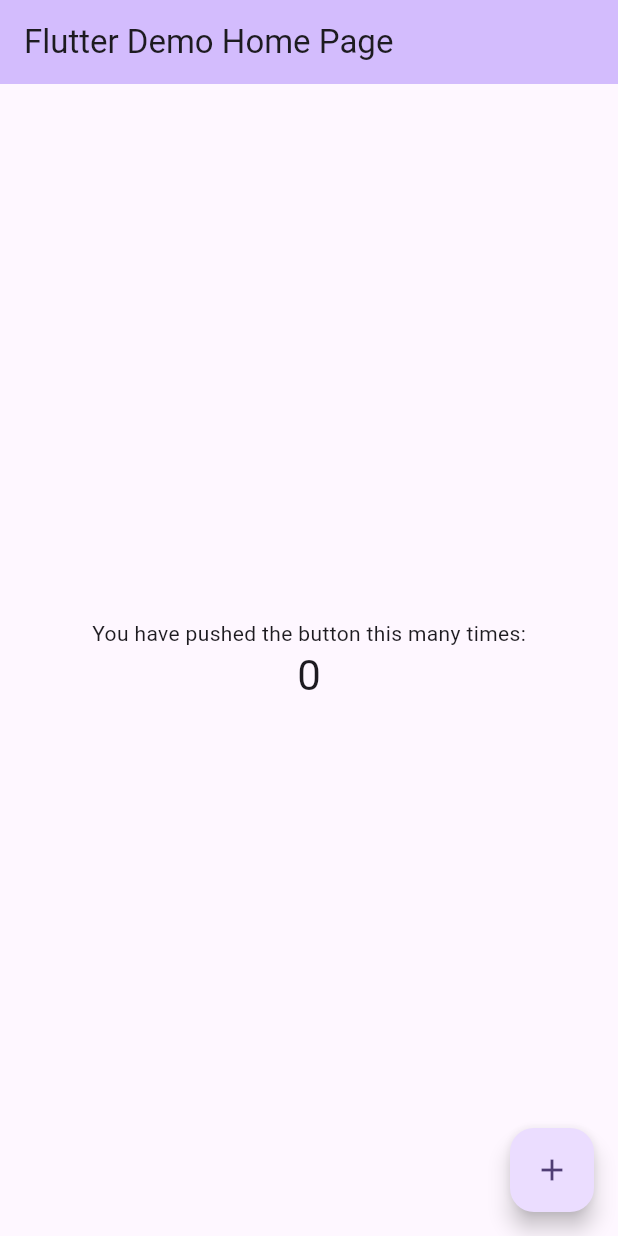
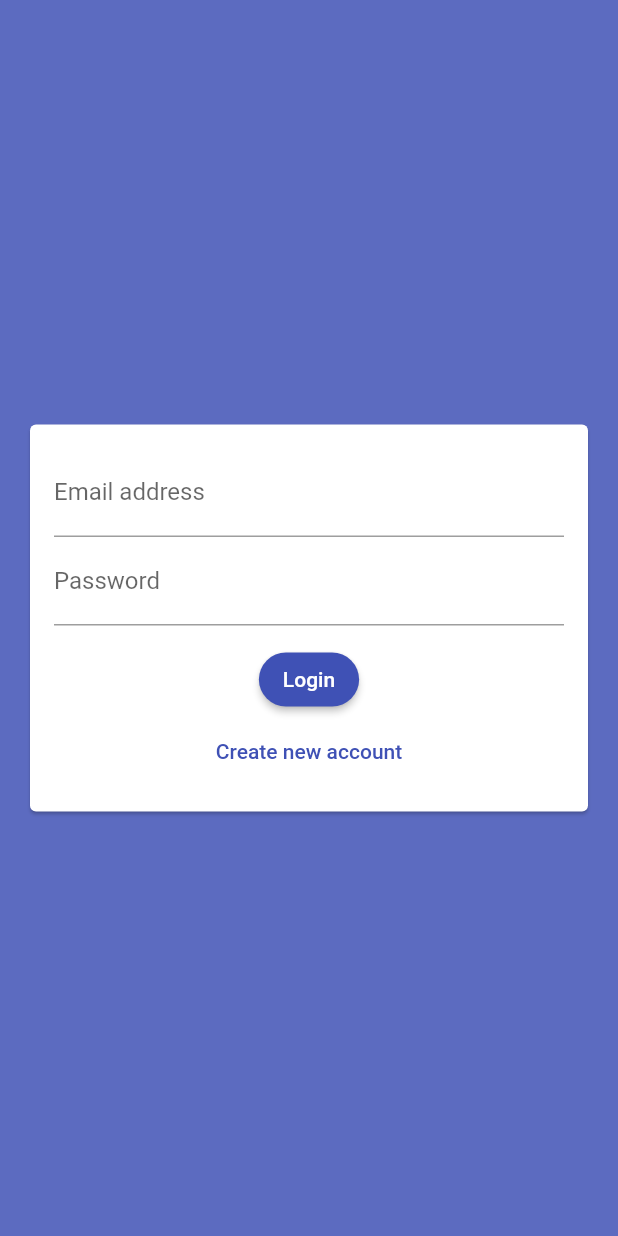
Before and after one commit to leonlee603/flutter_form, a Flutter app: the screen it shows after launch, on a phone screen of 412 x 824 dp. Run offline on Flutter 3.47's test engine with Material 2 defaults, Android fonts, the phone set to English and light mode, and no system bars.

Commit message:
Update - Add screen and form for sign in and sign up

```diff
--- a/lib/main.dart
+++ b/lib/main.dart
@@ -1,4 +1,6 @@
 import 'package:flutter/material.dart';
+
+import './screens/auth_screens.dart';
 
 void main() {
   runApp(const MyApp());
@@ -12,114 +14,26 @@ class MyApp extends StatelessWidget {
   Widget build(BuildContext context) {
     return MaterialApp(
       title: 'Flutter Demo',
-      theme: ThemeData(
-        // This is the theme of your application.
-        //
-        // TRY THIS: Try running your application with "flutter run". You'll see
-        // the application has a blue toolbar. Then, without quitting the app,
-        // try changing the seedColor in the colorScheme below to Colors.green
-        // and then invoke "hot reload" (save your changes or press the "hot
-        // reload" button in a Flutter-supported IDE, or press "r" if you used
-        // the command line to start the app).
-        //
-        // Notice that the counter didn't reset back to zero; the application
-        // state is not lost during the reload. To reset the state, use hot
-        // restart instead.
-        //
-        // This works for code too, not just values: Most code changes can be
-        // tested with just a hot reload.
-        colorScheme: ColorScheme.fromSeed(seedColor: Colors.deepPurple),
-        useMaterial3: true,
+      theme: ThemeData().copyWith(
+        colorScheme: ThemeData().colorScheme.copyWith(
+              primary: Colors.indigo.shade400,
+              background: Colors.indigo,
+              secondary: Colors.amber,
+            ),
+        textButtonTheme: TextButtonThemeData(
+            style: TextButton.styleFrom(
+          foregroundColor: Colors.indigo,
+        )),
+        elevatedButtonTheme: ElevatedButtonThemeData(
+          style: ElevatedButton.styleFrom(
+            backgroundColor: Colors.indigo,
+            shape: RoundedRectangleBorder(
+              borderRadius: BorderRadius.circular(20.0),
+            ),
+          ),
+        ),
       ),
-      home: const MyHomePage(title: 'Flutter Demo Home Page'),
+      home: const AuthScreen(),
     );
   }
 }
-
-class MyHomePage extends StatefulWidget {
-  const MyHomePage({super.key, required this.title});
-
-  // This widget is the home page of your application. It is stateful, meaning
-  // that it has a State object (defined below) that contains fields that affect
-  // how it looks.
-
-  // This class is the configuration for the state. It holds the values (in this
-  // case the title) provided by the parent (in this case the App widget) and
-  // used by the build method of the State. Fields in a Widget subclass are
-  // always marked "final".
-
-  final String title;
-
-  @override
-  State<MyHomePage> createState() => _MyHomePageState();
-}
-
-class _MyHomePageState extends State<MyHomePage> {
-  int _counter = 0;
-
-  void _incrementCounter() {
-    setState(() {
-      // This call to setState tells the Flutter framework that something has
-      // changed in this State, which causes it to rerun the build method below
-      // so that the display can reflect the updated values. If we changed
-      // _counter without calling setState(), then the build method would not be
-      // called again, and so nothing would appear to happen.
-      _counter++;
-    });
-  }
-
-  @override
-  Widget build(BuildContext context) {
-    // This method is rerun every time setState is called, for instance as done
-    // by the _incrementCounter method above.
-    //
-    // The Flutter framework has been optimized to make rerunning build methods
-    // fast, so that you can just rebuild anything that needs updating rather
-    // than having to individually change instances of widgets.
-    return Scaffold(
-      appBar: AppBar(
-        // TRY THIS: Try changing the color here to a specific color (to
-        // Colors.amber, perhaps?) and trigger a hot reload to see the AppBar
-        // change color while the other colors stay the same.
-        backgroundColor: Theme.of(context).colorScheme.inversePrimary,
-        // Here we take the value from the MyHomePage object that was created by
-        // the App.build method, and use it to set our appbar title.
-        title: Text(widget.title),
-      ),
-      body: Center(
-        // Center is a layout widget. It takes a single child and positions it
-        // in the middle of the parent.
-        child: Column(
-          // Column is also a layout widget. It takes a list of children and
-          // arranges them vertically. By default, it sizes itself to fit its
-          // children horizontally, and tries to be as tall as its parent.
-          //
-          // Column has various properties to control how it sizes itself and
-          // how it positions its children. Here we use mainAxisAlignment to
-          // center the children vertically; the main axis here is the vertical
-          // axis because Columns are vertical (the cross axis would be
-          // horizontal).
-          //
-          // TRY THIS: Invoke "debug painting" (choose the "Toggle Debug Paint"
-          // action in the IDE, or press "p" in the console), to see the
-          // wireframe for each widget.
-          mainAxisAlignment: MainAxisAlignment.center,
-          children: <Widget>[
-            const Text(
-              'You have pushed the button this many times:',
-            ),
-            Text(
-              '$_counter',
-              style: Theme.of(context).textTheme.headlineMedium,
-            ),
-          ],
-        ),
-      ),
-      floatingActionButton: FloatingActionButton(
-        onPressed: _incrementCounter,
-        tooltip: 'Increment',
-        child: const Icon(Icons.add),
-      ), // This trailing comma makes auto-formatting nicer for build methods.
-    );
-  }
-}
--- /dev/null
+++ b/lib/screens/auth_screens.dart
@@ -0,0 +1,49 @@
+import 'package:flutter/material.dart';
+
+import '../widgets/auth_form.dart';
+
+class AuthScreen extends StatefulWidget {
+  const AuthScreen({super.key});
+
+  @override
+  State<AuthScreen> createState() => _AuthScreenState();
+}
+
+class _AuthScreenState extends State<AuthScreen> {
+  var _isLoading = false;
+
+  void _submitAuthForm(
+    String email,
+    String password,
+    String username,
+    bool isLogin,
+  ) async {
+    // print(email);
+    // print(password);
+    // print(username);
+    // print(isLogin);
+    try {
+      setState(() {
+        _isLoading = true;
+      });
+      if (isLogin) {
+        // Logic for login ...
+      } else {
+        // Logic for create a new user ...
+      }
+    } catch (err) {
+      // print(err);
+      setState(() {
+        _isLoading = false;
+      });
+    }
+  }
+
+  @override
+  Widget build(BuildContext context) {
+    return Scaffold(
+      backgroundColor: Theme.of(context).colorScheme.primary,
+      body: AuthForm(_submitAuthForm, _isLoading),
+    );
+  }
+}
--- /dev/null
+++ b/lib/widgets/auth_form.dart
@@ -0,0 +1,165 @@
+import 'package:flutter/material.dart';
+
+class AuthForm extends StatefulWidget {
+  const AuthForm(this.submitFn, this.isLoading, {super.key});
+
+  final void Function(
+    String email,
+    String password,
+    String userName,
+    bool isLogin,
+  ) submitFn;
+
+  final bool isLoading;
+
+  @override
+  State<AuthForm> createState() => _AuthFormState();
+}
+
+class _AuthFormState extends State<AuthForm> {
+  final _formKey = GlobalKey<FormState>();
+  var _isLogin = true;
+  String _userEmail = '';
+  String _userName = '';
+  String _userPassword = '';
+  final _userNameFocusNode = FocusNode();
+  final _passwordFocusNode = FocusNode();
+
+  void trySubmit() {
+    final isValid = _formKey.currentState!.validate();
+    FocusScope.of(context).unfocus();
+
+    if (isValid) {
+      _formKey.currentState!.save();
+      // print(_userEmail);
+      // print(_userName);
+      // print(_userPassword);
+      widget.submitFn(
+        _userEmail.trim(),
+        _userPassword.trim(),
+        _userName.trim(),
+        _isLogin,
+      );
+    }
+  }
+
+  @override
+  void dispose() {
+    _userNameFocusNode.dispose();
+    _passwordFocusNode.dispose();
+    super.dispose();
+  }
+
+  @override
+  Widget build(BuildContext context) {
+    return Center(
+      child: Card(
+        margin: const EdgeInsets.all(20.0),
+        child: SingleChildScrollView(
+          padding: const EdgeInsets.all(16.0),
+          child: Form(
+            key: _formKey,
+            child: Column(
+              mainAxisSize: MainAxisSize.min,
+              children: [
+                TextFormField(
+                  key: const ValueKey('email'),
+                  validator: (value) {
+                    if (value == null || value.isEmpty) {
+                      return "Email address can't be empty.";
+                    }
+                    if (!RegExp(
+                            r"^[a-zA-Z0-9.a-zA-Z0-9.!#$%&'*+-/=?^_`{|}~]+@[a-zA-Z0-9]+\.[a-zA-Z]+")
+                        .hasMatch(value)) {
+                      return "Please enter a valid email address";
+                    }
+                    return null;
+                  },
+                  keyboardType: TextInputType.emailAddress,
+                  textInputAction: TextInputAction.next,
+                  decoration: const InputDecoration(
+                    labelText: 'Email address',
+                  ),
+                  onFieldSubmitted: (value) {
+                    if (_isLogin) {
+                      FocusScope.of(context).requestFocus(_passwordFocusNode);
+                    } else {
+                      FocusScope.of(context).requestFocus(_userNameFocusNode);
+                    }
+                  },
+                  onSaved: (newValue) {
+                    _userEmail = newValue!;
+                  },
+                ),
+                if (!_isLogin)
+                  TextFormField(
+                    key: const ValueKey('username'),
+                    validator: (value) {
+                      if (value == null || value.isEmpty || value.length < 4) {
+                        return "Please enter at least 4 characters";
+                      }
+                      return null;
+                    },
+                    textInputAction: TextInputAction.next,
+                    decoration: const InputDecoration(
+                      labelText: 'Username',
+                    ),
+                    focusNode: _userNameFocusNode,
+                    onFieldSubmitted: (value) {
+                      FocusScope.of(context).requestFocus(_passwordFocusNode);
+                    },
+                    onSaved: (newValue) {
+                      _userName = newValue!;
+                    },
+                  ),
+                TextFormField(
+                  key: const ValueKey('password'),
+                  validator: (value) {
+                    if (value == null || value.isEmpty || value.length < 7) {
+                      return "Password must be at least 7 characters long.";
+                    }
+                    return null;
+                  },
+                  decoration: const InputDecoration(
+                    labelText: 'Password',
+                  ),
+                  obscureText: true,
+                  focusNode: _passwordFocusNode,
+                  onSaved: (newValue) {
+                    _userPassword = newValue!;
+                  },
+                ),
+                const SizedBox(height: 12.0),
+                if (widget.isLoading)
+                  const SizedBox(
+                    height: 96,
+                    child: Center(
+                      child: CircularProgressIndicator(),
+                    ),
+                  ),
+                if (!widget.isLoading)
+                  ElevatedButton(
+                    onPressed: trySubmit,
+                    child: Text(_isLogin ? 'Login' : 'SignUp'),
+                  ),
+                if (!widget.isLoading)
+                  TextButton(
+                    onPressed: () {
+                      setState(() {
+                        _isLogin = !_isLogin;
+                      });
+                    },
+                    child: Text(
+                      _isLogin
+                          ? 'Create new account'
+                          : 'Already have an account',
+                    ),
+                  ),
+              ],
+            ),
+          ),
+        ),
+      ),
+    );
+  }
+}
```
